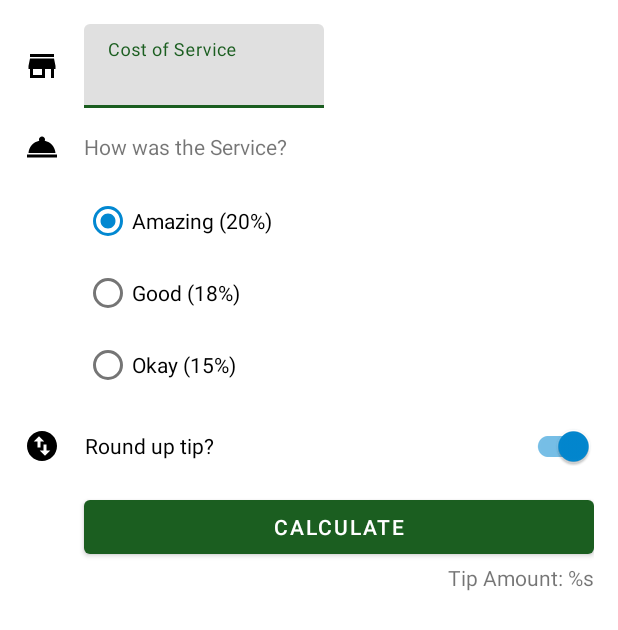
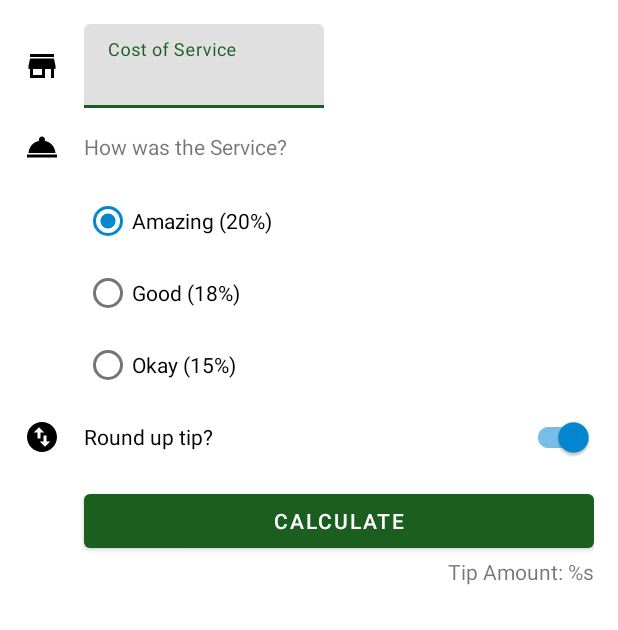
Before and after one commit to EleoXDA/Tip_Calculator_KT, an Android app: the layout activity_main.xml on its own in the app's theme, with its tools: preview values and no code run, on a phone screen of 412 x 824 dp. Shown: the top 630 px of the screen. Run offline under Robolectric (Android 15) with nearby library versions, the phone set to English and light mode, and no system bars.

Commit message:
rearrangement and styles

```diff
--- a/app/src/main/res/layout/activity_main.xml
+++ b/app/src/main/res/layout/activity_main.xml
@@ -87,12 +87,12 @@
 
     <com.google.android.material.switchmaterial.SwitchMaterial
         android:id="@+id/round_up_switch"
-        android:layout_width="339dp"
-        android:layout_height="60dp"
+        android:layout_width="0dp"
+        android:layout_height="wrap_content"
         android:checked="true"
         android:text="@string/round_up_tip"
         app:layout_constraintEnd_toEndOf="parent"
-        app:layout_constraintStart_toStartOf="tip_options"
+        app:layout_constraintStart_toStartOf="@id/tip_options"
         app:layout_constraintTop_toBottomOf="@id/tip_options" />
 
     <Button
@@ -100,6 +100,7 @@
         android:layout_width="0dp"
         android:layout_height="wrap_content"
         android:text="@string/calculate"
+        android:layout_marginTop="8dp"
         app:layout_constraintEnd_toEndOf="parent"
         app:layout_constraintStart_toStartOf="@id/tip_options"
         app:layout_constraintTop_toBottomOf="@id/round_up_switch" />
--- /dev/null
+++ b/app/src/main/res/values/styles.xml
@@ -0,0 +1,2 @@
+<?xml version="1.0" encoding="utf-8"?>
+<resources></resources>
```
